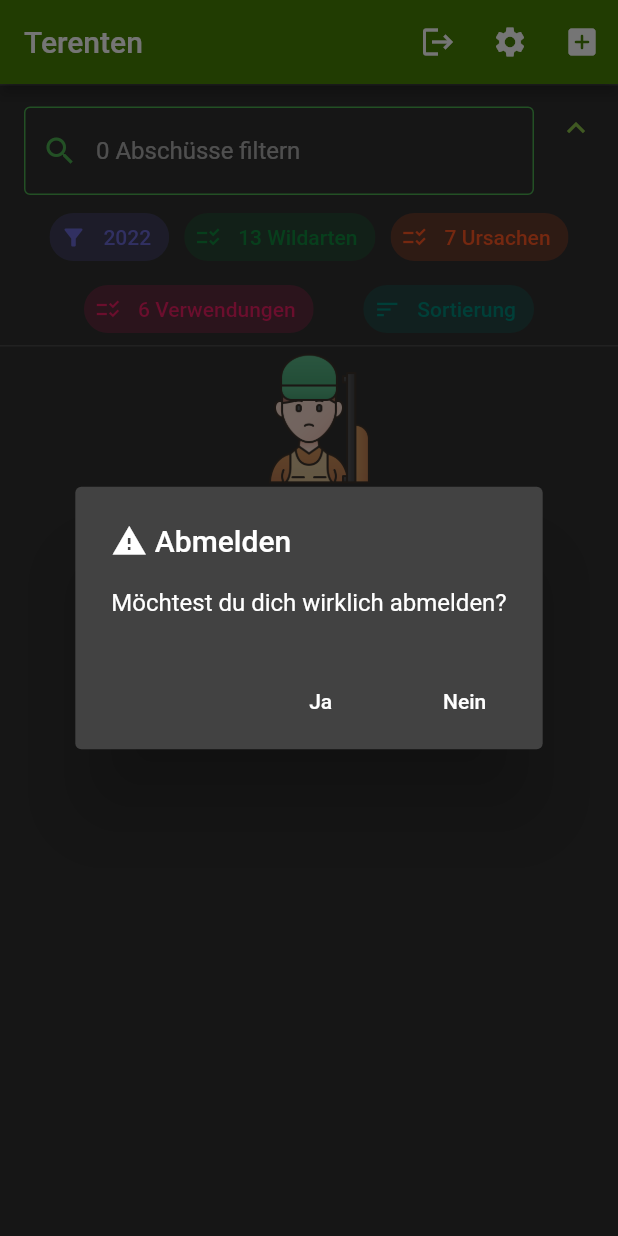
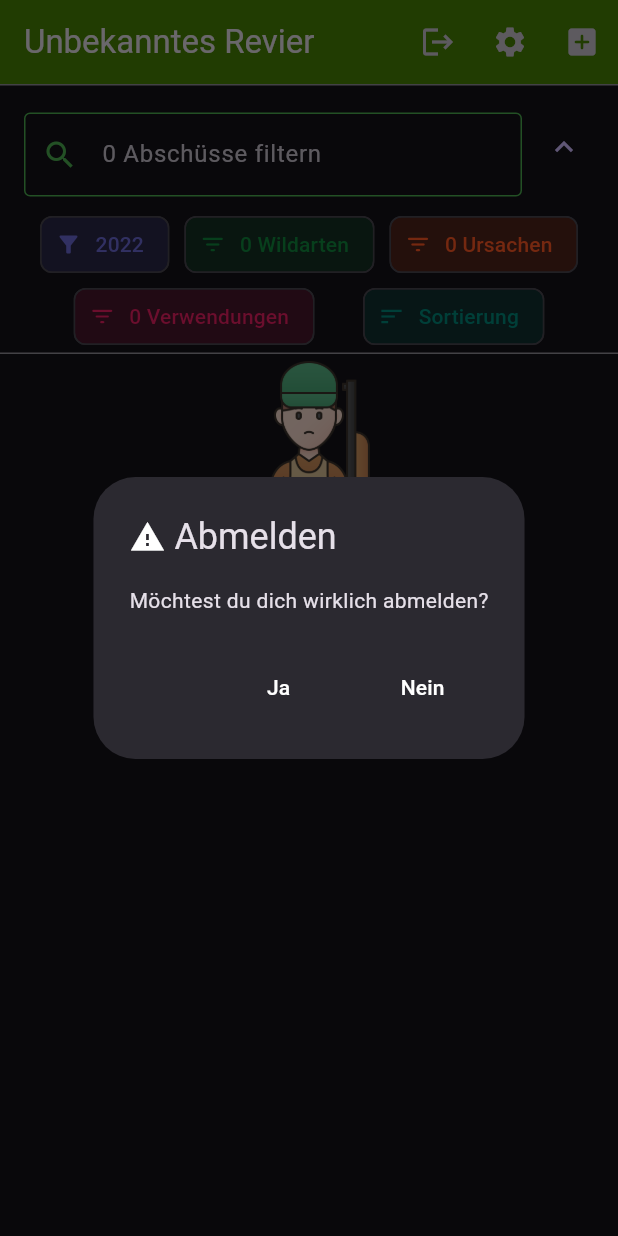
Before and after one commit to dominic-schmid/abschuss_statistik, a Flutter app: the KillsScreen screen opened directly, after a tap on the "logout" icon, on a phone screen of 412 x 824 dp. Run offline on Flutter 3.47's test engine with Material 2 defaults, Android fonts, the phone set to English and light mode, and no system bars; our stand-ins replace connectivity_plus, modal_bottom_sheet, shared_preferences; missing offline and left inert: requests; accounts and stored records are empty.

Commit message:
Implemented Page object contains territory name distinct selects only the actually used filter chip values Fixed some minor bugs

```diff
--- a/lib/kills_screen.dart
+++ b/lib/kills_screen.dart
@@ -3,9 +3,11 @@ import 'package:flutter/foundation.dart';
 import 'package:flutter/material.dart';
 import 'package:jagdverband_scraper/credentials_screen.dart';
 import 'package:jagdverband_scraper/main.dart';
+import 'package:jagdverband_scraper/models/kill_page.dart';
 import 'package:jagdverband_scraper/request_methods.dart';
 import 'package:jagdverband_scraper/utils.dart';
 import 'package:jagdverband_scraper/widgets/filter_chip_data.dart';
+import 'package:modal_bottom_sheet/modal_bottom_sheet.dart';
 import 'package:shared_preferences/shared_preferences.dart';
 
 import 'models/kill_entry.dart';
@@ -25,17 +27,23 @@ class _KillsScreenState extends State<KillsScreen> {
   int _currentYear = 2022;
   Sorting _currentSorting = Sorting.datum;
 
-  List<KillEntry> kills = [];
+  KillPage? page;
   List<KillEntry> filteredKills = [];
 
-  List<FilterChipData> wildChips = FilterChipData.allWild.toList();
-  List<FilterChipData> ursacheChips = FilterChipData.allUrsache.toList();
-  List<FilterChipData> verwendungChips = FilterChipData.allVerwendung.toList();
+  List<FilterChipData> wildChips = [];
+  List<FilterChipData> ursacheChips = [];
+  List<FilterChipData> verwendungChips = [];
 
   @override
   void initState() {
     super.initState();
     refresh(_currentYear);
+  }
+
+  @override
+  void dispose() {
+    controller.dispose();
+    super.dispose();
   }
 
   List<KillEntry> chipFilter(List<KillEntry> kills) {
@@ -111,13 +119,16 @@ class _KillsScreenState extends State<KillsScreen> {
       _isLoading = true;
     });
 
-    await RequestMethods.getKills(year).then((kills) {
+    await RequestMethods.getPage(year).then((page) {
       if (!mounted) return;
-      if (kills == null) {
+      if (page == null) {
         Navigator.of(context).pushReplacement(
             MaterialPageRoute(builder: (context) => CredentialsScreen()));
       } else {
-        this.kills = kills;
+        this.page = page;
+        wildChips = page.wildarten;
+        ursacheChips = page.ursachen;
+        verwendungChips = page.verwendungen;
       }
     }).timeout(const Duration(seconds: 15));
     setState(() {
@@ -127,9 +138,19 @@ class _KillsScreenState extends State<KillsScreen> {
 
   @override
   Widget build(BuildContext context) {
+    if (page == null) {
+      return const Scaffold(
+        body: Center(
+          child: CircularProgressIndicator(
+            color: Colors.green,
+          ),
+        ),
+      );
+    }
+
     double w = MediaQuery.of(context).size.width;
 
-    filteredKills = chipFilter(kills);
+    filteredKills = chipFilter(page!.kills);
 
     filteredKills = filteredKills.where((k) {
       if (controller.text.isEmpty) {
@@ -146,10 +167,13 @@ class _KillsScreenState extends State<KillsScreen> {
       appBar: AppBar(
         backgroundColor: rehwildFarbe,
         title: GestureDetector(
-            onTap: () {
-              print(loadCredentialsFromPrefs());
-            },
-            child: const Text('Terenten')), // TODO get from loaded page
+          onTap: () {
+            //print(loadCredentialsFromPrefs());
+          },
+          child: Text(
+            page!.revierName,
+          ),
+        ),
         //backgroundColor: Colors.green,
         actions: buildActionButtons(),
       ),
@@ -193,8 +217,9 @@ class _KillsScreenState extends State<KillsScreen> {
     return Padding(
       padding: const EdgeInsets.only(top: 10),
       child: TextField(
-        focusNode: FocusNode(canRequestFocus: false),
+        //focusNode: FocusNode(canRequestFocus: false),
         autofocus: false,
+        onSubmitted: (_) => FocusManager.instance.primaryFocus?.unfocus(),
         style: const TextStyle(color: Colors.green),
         controller: controller,
         decoration: InputDecoration(
@@ -210,7 +235,7 @@ class _KillsScreenState extends State<KillsScreen> {
             color: Colors.green,
           ),
           prefixIconColor: Colors.green,
-          hintText: '${kills.length} Abschüsse filtern',
+          hintText: '${page!.kills.length} Abschüsse filtern',
         ),
         onChanged: (query) => setState(() {
           //this.query = query;
@@ -276,7 +301,7 @@ class _KillsScreenState extends State<KillsScreen> {
             labelStyle: const TextStyle(color: wildFarbe),
             label: Text('$selectedWildChips Wildarten'),
             onPressed: () async {
-              await showModalBottomSheet(
+              await showMaterialModalBottomSheet(
                   context: context,
                   shape: modalShape,
                   builder: (BuildContext context) {
@@ -302,7 +327,7 @@ class _KillsScreenState extends State<KillsScreen> {
             labelStyle: const TextStyle(color: hegeabschussFarbe),
             label: Text('$selectedUrsachenChips Ursachen'),
             onPressed: () async {
-              await showModalBottomSheet(
+              await showMaterialModalBottomSheet(
                   context: context,
                   shape: modalShape,
                   builder: (BuildContext context) {
@@ -328,7 +353,7 @@ class _KillsScreenState extends State<KillsScreen> {
             labelStyle: const TextStyle(color: nichtBekanntFarbe),
             label: Text('$selectedVerwendungenChips Verwendungen'),
             onPressed: () async {
-              await showModalBottomSheet(
+              await showMaterialModalBottomSheet(
                   context: context,
                   shape: modalShape,
                   builder: (BuildContext context) {
@@ -352,7 +377,7 @@ class _KillsScreenState extends State<KillsScreen> {
             labelStyle: const TextStyle(color: steinhuhnFarbe),
             label: const Text('Sortierung'),
             onPressed: () async {
-              await showModalBottomSheet(
+              await showMaterialModalBottomSheet(
                   context: context,
                   shape: modalShape,
                   builder: (BuildContext context) {
@@ -373,10 +398,15 @@ class _KillsScreenState extends State<KillsScreen> {
             description: 'Möchtest du dich wirklich abmelden?',
             yesOption: 'Ja',
             noOption: 'Nein',
-            onYes: () async {
-              await deletePrefs();
-              await Navigator.of(context).pushReplacement(
-                  MaterialPageRoute(builder: (context) => MyApp()));
+            onYes: () {
+              // On logout, re-select all chips to make sure that on login you arent filtering anything
+              wildChips.forEach((element) => element.isSelected = true);
+              ursacheChips.forEach((element) => element.isSelected = true);
+              verwendungChips.forEach((element) => element.isSelected = true);
+
+              deletePrefs().then((value) => Navigator.of(context)
+                  .pushReplacement(
+                      MaterialPageRoute(builder: (context) => MyApp())));
             },
             icon: Icons.warning,
             context: context,
@@ -402,12 +432,11 @@ class _KillsScreenState extends State<KillsScreen> {
       buttonList.add(
         MaterialButton(
           minWidth: w,
-          onPressed: () {
+          onPressed: () async {
             _currentYear = i;
 
             Navigator.of(context).pop();
-            refresh(i);
-            showSnackBar('Lade Abschüsse aus $i', context);
+            await refresh(i);
           },
           elevation: 2,
           padding:
@@ -539,7 +568,20 @@ class _KillsScreenState extends State<KillsScreen> {
                                 setState(() {});
                               },
                               selected: c.isSelected,
-                              label: Text(c.label)),
+                              label: Row(
+                                mainAxisSize: MainAxisSize.min,
+                                mainAxisAlignment:
+                                    MainAxisAlignment.spaceBetween,
+                                children: [
+                                  Text(c.label),
+                                  const SizedBox(width: 4),
+                                  Icon(
+                                    c.icon ?? Icons.question_mark_rounded,
+                                    color: c.color,
+                                    size: 18,
+                                  ),
+                                ],
+                              )),
                         );
                       }))
                   .toList(),
@@ -621,7 +663,7 @@ class _KillsScreenState extends State<KillsScreen> {
   }
 
   Widget buildProgressBar(List<KillEntry> kills) {
-    double percentage = kills.length / this.kills.length;
+    double percentage = kills.length / page!.kills.length;
     double w = MediaQuery.of(context).size.width;
     return Padding(
       padding: EdgeInsets.only(
@@ -635,7 +677,7 @@ class _KillsScreenState extends State<KillsScreen> {
           //#c4 > h1
           const SizedBox(height: 10),
           Text(
-            'Zeige ${kills.length} von ${this.kills.length}',
+            'Zeige ${kills.length} von ${page!.kills.length}',
             style: TextStyle(fontWeight: FontWeight.w500),
           ),
           const SizedBox(height: 12),
@@ -674,8 +716,10 @@ class _KillsScreenState extends State<KillsScreen> {
 
 class KillListEntry extends StatefulWidget {
   final KillEntry kill;
+  final bool showPerson; // TODO make this a setting or something
 
-  const KillListEntry({Key? key, required this.kill}) : super(key: key);
+  const KillListEntry({Key? key, required this.kill, this.showPerson = false})
+      : super(key: key);
 
   @override
   State<KillListEntry> createState() => KillListEntryState();
@@ -787,11 +831,11 @@ class KillListEntryState extends State<KillListEntry> {
               style:
                   TextStyle(fontWeight: FontWeight.w600, color: secondaryColor),
             ),
-            k.alter.isEmpty
+            k.hegeinGebietRevierteil.isEmpty
                 ? Container()
                 : Text(k.hegeinGebietRevierteil,
                     style: TextStyle(color: secondaryColor)),
-            time == '00:00'
+            time == '00:00' || time == '24:00'
                 ? Container()
                 : Text('Uhrzeit: $time',
                     style: TextStyle(color: secondaryColor)),
@@ -807,15 +851,19 @@ class KillListEntryState extends State<KillListEntry> {
                 ? Container()
                 : Text('Gewicht: ${k.gewicht} kg',
                     style: TextStyle(color: secondaryColor)),
-            k.begleiter.isEmpty
-                ? Container()
-                : Text('Begleiter: ${k.begleiter}',
-                    style: TextStyle(color: secondaryColor)),
+            k.erleger.isNotEmpty && widget.showPerson
+                ? Text('Erleger: ${k.erleger}',
+                    style: TextStyle(color: secondaryColor))
+                : Container(),
+            k.begleiter.isNotEmpty && widget.showPerson
+                ? Text('Begleiter: ${k.begleiter}',
+                    style: TextStyle(color: secondaryColor))
+                : Container(),
             Text('Verwendung: ${k.verwendung}',
                 style: TextStyle(color: secondaryColor)),
-            k.urpsrungszeichen.isEmpty
+            k.ursprungszeichen.isEmpty
                 ? Container()
-                : Text('Urpsrungszeichen: ${k.urpsrungszeichen}',
+                : Text('Ursprungszeichen: ${k.ursprungszeichen}',
                     style: TextStyle(color: secondaryColor)),
             k.jagdaufseher == null
                 ? Container()
--- a/lib/main.dart
+++ b/lib/main.dart
@@ -27,10 +27,12 @@ class MyApp extends StatelessWidget {
       theme: ThemeData(
         brightness: Brightness.dark,
         primarySwatch: Colors.lightGreen,
+        useMaterial3: true,
         //primaryColor: Color.fromRGBO(56, 142, 60, 1),
       ),
       //darkTheme: ThemeData.dark(),
       //themeMode: ThemeMode.dark,
+      //scrollBehavior: const ScrollBehavior(androidOverscrollIndicator: AndroidOverscrollIndicator.stretch),
       home: FutureBuilder<Map<String, String>?>(
         future:
             loadCredentialsFromPrefs(), // Loads creds and cookie from storage
--- /dev/null
+++ b/lib/models/kill_page.dart
@@ -0,0 +1,88 @@
+import 'package:flutter/material.dart';
+import 'package:html/dom.dart' as dom;
+import 'package:jagdverband_scraper/utils.dart';
+import 'package:jagdverband_scraper/widgets/filter_chip_data.dart';
+
+import 'kill_entry.dart';
+
+class KillPage {
+  final int jahr;
+  final String revierName;
+  final int revierNummer;
+
+  final List<KillEntry> kills;
+
+  List<FilterChipData> wildarten = [];
+  List<FilterChipData> geschlechter = [];
+  List<FilterChipData> ursachen = [];
+  List<FilterChipData> verwendungen = [];
+
+  // DateTime parseDateTime(String d, String t) {
+  //   int yy = int.parse(datum.substring(6));
+  //   int mo = int.parse(datum.substring(3, 5));
+  //   int dd = int.parse(datum.substring(0, 2));
+  //   int hh24 = int.parse(zeit.substring(0, 2));
+  //   int mi = int.parse(zeit.substring(3));
+  //   return DateTime(yy, mo, dd, hh24, mi);
+  // }
+
+  KillPage({
+    required this.jahr,
+    required this.revierName,
+    required this.revierNummer,
+    required this.kills,
+  }) {
+    // Select distinct
+    List<String> wildarten = kills.map((e) => e.wildart).toSet().toList();
+    List<String> ursachen = kills.map((e) => e.ursache).toSet().toList();
+    List<String> verwendungen = kills.map((e) => e.verwendung).toSet().toList();
+
+    this.wildarten.addAll(FilterChipData.allWild
+        .where((element) => wildarten.contains(element.label)));
+    this.ursachen.addAll(FilterChipData.allUrsache
+        .where((element) => ursachen.contains(element.label)));
+    this.verwendungen.addAll(FilterChipData.allVerwendung
+        .where((element) => verwendungen.contains(element.label)));
+  }
+
+  static KillPage? fromPage(int year, dom.Document page) {
+    try {
+      var titel = page.querySelector('#c4 > h1');
+
+      String revierName = "Unbekanntes Revier";
+      int revierNummer = 0;
+      if (titel != null) {
+        revierName = titel.text.substring(titel.text.indexOf('-') + 2);
+        revierNummer = int.tryParse(
+                titel.text.substring(0, titel.text.indexOf('-') - 1)) ??
+            0;
+      }
+
+      List<KillEntry> kills = [];
+      dom.Element? table = page.querySelector('#dataTables');
+      if (table != null) {
+        final entries = table
+            .querySelectorAll('tr'); //.map((e) => e.innerHtml.trim()).toList();
+        print('${entries.length} kill entries loaded');
+
+        // Sublist 1 because the first element is the table header
+        for (dom.Element e in entries.sublist(1)) {
+          KillEntry? k = KillEntry.fromEntry(e);
+          if (k != null) {
+            kills.add(k);
+          }
+        }
+      }
+
+      return KillPage(
+        jahr: 2022,
+        revierName: revierName,
+        revierNummer: revierNummer,
+        kills: kills,
+      );
+    } catch (e) {
+      print(e.toString());
+    }
+    return null;
+  }
+}
--- a/lib/request_methods.dart
+++ b/lib/request_methods.dart
@@ -1,18 +1,13 @@
-// TO VERIFY LOGIN CHECK FOR EITHER
-// <h1><h3>Anmeldefehler</h3></h1>
-// <h1><h3>Anmeldung erfolgreich</h3></h1>
-import 'package:flutter/material.dart';
-import 'package:http/http.dart' as http;
 import 'package:html/dom.dart' as dom;
 import 'package:jagdverband_scraper/models/kill_entry.dart';
+import 'package:jagdverband_scraper/models/kill_page.dart';
 import 'package:jagdverband_scraper/utils.dart';
 import 'package:requests/requests.dart';
-import 'package:shared_preferences/shared_preferences.dart';
 
 class RequestMethods {
   static const String _baseURL = 'https://stat.jagdverband.it/index.php';
 
-  // Returns true if login data is valid
+  // Returns true if login data is valid (by checking whether or not the POST request returned a set-cookie)
   static Future<bool> tryLogin(String user, String pass) async {
     var data = {
       'user': user,
@@ -41,7 +36,7 @@ class RequestMethods {
   }
 
   // If called after tryLogin(), returns list of kills using cookie
-  static Future<List<KillEntry>?> getKills(int year) async {
+  static Future<KillPage?> getPage(int year) async {
     var res = await Requests.get(
         '$_baseURL?id=4&no_cache=1&tx_jvdb_pi1[filter-year]=$year');
 
@@ -60,29 +55,15 @@ class RequestMethods {
         if (!verified) {
           await deletePrefs();
         } else {
-          return getKills(year);
+          return getPage(year);
         }
       }
     }
 
     dom.Document html = dom.Document.html(res.body);
 
-    List<KillEntry> kills = [];
-    dom.Element? table = html.querySelector('#dataTables');
-    if (table != null) {
-      final entries = table
-          .querySelectorAll('tr'); //.map((e) => e.innerHtml.trim()).toList();
-      print('${entries.length} kill entries loaded');
+    KillPage? page = KillPage.fromPage(year, html);
 
-      // Sublist 1 because the first element is the table header
-      for (dom.Element e in entries.sublist(1)) {
-        KillEntry? k = KillEntry.fromEntry(e);
-        if (k != null) {
-          kills.add(k);
-        }
-      }
-    }
-
-    return kills;
+    return page;
   }
 }
--- a/lib/utils.dart
+++ b/lib/utils.dart
@@ -127,6 +127,27 @@ const nichtVerwertbarFarbe = Color.fromRGBO(97, 97, 97, 1);
 const nichtGefundenFarbe = Color.fromRGBO(0, 121, 107, 1);
 const nichtBekanntFarbe = Color.fromRGBO(233, 30, 99, 1);
 
+IconData getUrsacheIcon(String ursache) {
+  switch (ursache) {
+    case 'erlegt':
+      return Icons.person;
+    case 'Fallwild':
+      return Icons.cloudy_snowing;
+    case 'Straßenunfall':
+      return Icons.car_crash;
+    case 'Hegeabschuss':
+      return Icons.admin_panel_settings_outlined;
+    case 'Protokoll / beschlagnahmt':
+      return Icons.list_alt;
+    case 'vom Zug überfahren':
+      return Icons.train;
+    case 'Freizone':
+      return Icons.forest;
+    default:
+      return Icons.question_mark_rounded;
+  }
+}
+
 enum Sorting {
   datum,
   nummer,
--- a/lib/widgets/filter_chip_data.dart
+++ b/lib/widgets/filter_chip_data.dart
@@ -4,10 +4,14 @@ import 'package:jagdverband_scraper/utils.dart';
 class FilterChipData {
   final String label;
   final Color color;
+  IconData? icon;
   bool isSelected;
 
   FilterChipData(
-      {required this.label, required this.color, this.isSelected = true});
+      {required this.label,
+      required this.color,
+      this.isSelected = true,
+      this.icon});
 
   static List<FilterChipData> allWild = <FilterChipData>[
     FilterChipData(label: 'Rehwild', color: rehwildFarbe),
@@ -26,13 +30,32 @@ class FilterChipData {
   ];
 
   static List<FilterChipData> allUrsache = <FilterChipData>[
-    FilterChipData(label: 'erlegt', color: erlegtFarbe),
-    FilterChipData(label: 'Fallwild', color: fallwildFarbe),
-    FilterChipData(label: 'Hegeabschuss', color: hegeabschussFarbe),
-    FilterChipData(label: 'Straßenunfall', color: strassenunfallFarbe),
-    FilterChipData(label: 'Protokoll / beschlagnahmt', color: protokollFarbe),
-    FilterChipData(label: 'vom zug überfahren', color: zugFarbe),
-    FilterChipData(label: 'Freizone', color: freizoneFarbe),
+    FilterChipData(
+        label: 'erlegt', color: erlegtFarbe, icon: getUrsacheIcon('erlegt')),
+    FilterChipData(
+        label: 'Fallwild',
+        color: fallwildFarbe,
+        icon: getUrsacheIcon('Fallwild')),
+    FilterChipData(
+        label: 'Hegeabschuss',
+        color: hegeabschussFarbe,
+        icon: getUrsacheIcon('Hegeabschuss')),
+    FilterChipData(
+        label: 'Straßenunfall',
+        color: strassenunfallFarbe,
+        icon: getUrsacheIcon('Straßenunfall')),
+    FilterChipData(
+        label: 'Protokoll / beschlagnahmt',
+        color: protokollFarbe,
+        icon: getUrsacheIcon('Protokoll / beschlagnahmt')),
+    FilterChipData(
+        label: 'vom zug überfahren',
+        color: zugFarbe,
+        icon: getUrsacheIcon('vom zug überfahren')),
+    FilterChipData(
+        label: 'Freizone',
+        color: freizoneFarbe,
+        icon: getUrsacheIcon('Freizone')),
   ];
 
   static List<FilterChipData> allVerwendung = <FilterChipData>[
--- a/pubspec.yaml
+++ b/pubspec.yaml
@@ -34,6 +34,7 @@ dependencies:
   html: ^0.15.0
   http: ^0.13.4
   intl: ^0.17.0
+  modal_bottom_sheet: ^2.1.0
   provider: ^6.0.3
   requests: ^4.4.1
   shared_preferences: ^2.0.15
```
Also changed, not shown: lib/credentials_screen.dart (+16 -7 lines), lib/models/kill_entry.dart (+4 -26 lines), pubspec.lock.
